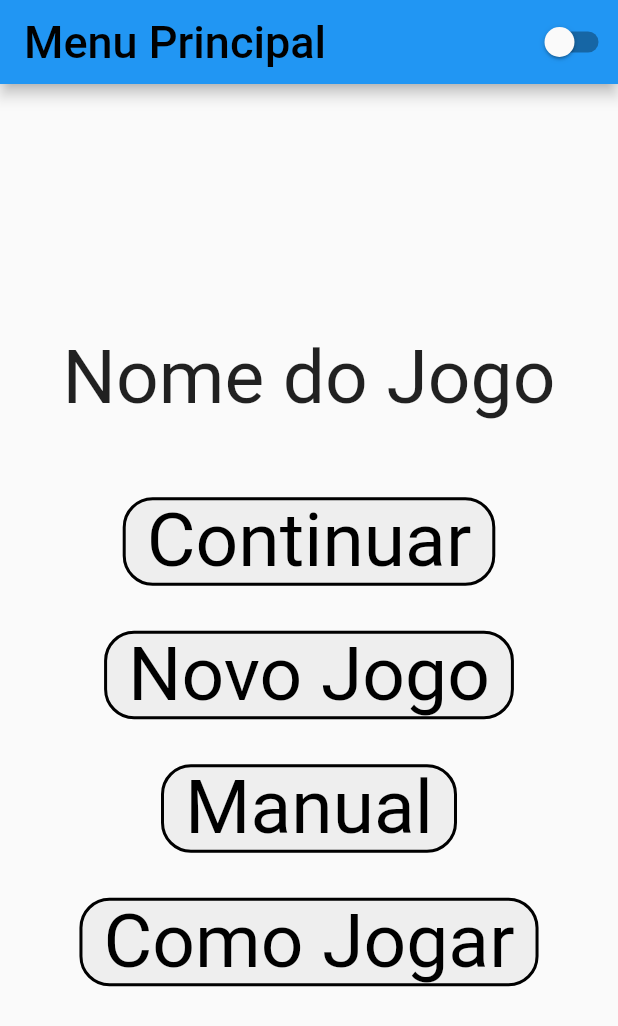
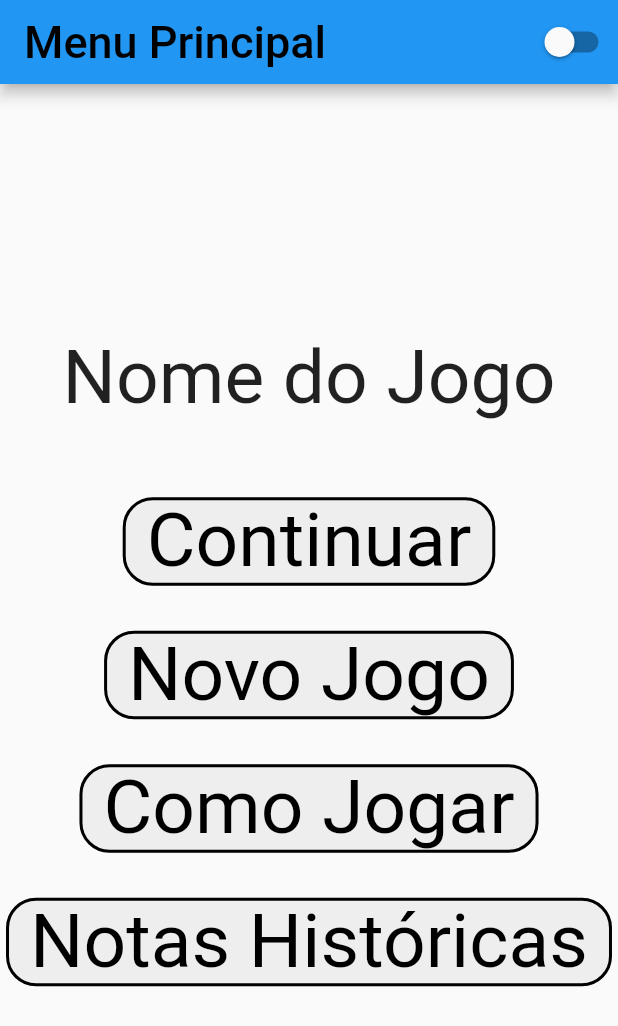
Before and after one commit to gvheisler/app_dccg, a Flutter app: the screen it shows after launch, after a tap on an icon or button, on a phone screen of 412 x 824 dp. Shown: the top 1026 px of the screen. Run offline on Flutter 3.47's test engine with Material 2 defaults, Android fonts, the phone set to English and light mode, and no system bars.

Commit message:
mudança no menu principal

```diff
--- a/lib/main.dart
+++ b/lib/main.dart
@@ -2,5 +2,5 @@ import 'package:app_dccg/app_widget.dart';
 import 'package:flutter/material.dart';
 
 main(){
-  runApp(AppWidget());
+  runApp(const AppWidget());
 }
--- a/lib/pages/home_page.dart
+++ b/lib/pages/home_page.dart
@@ -33,9 +33,9 @@ class _HomePageState extends State<HomePage> {
             SizedBox(height: 30,),
             DefaultButton(text: 'Novo Jogo', route: '/game'),
             SizedBox(height: 30,),
-            DefaultButton(text: 'Manual', route: '/manual'),
+            DefaultButton(text: 'Como Jogar', route: '/htp'),
             SizedBox(height: 30,),
-            DefaultButton(text: 'Como Jogar', route: '/htp'),
+            DefaultButton(text: 'Notas Históricas', route: '/notes'),
           ],
         ),
       )
```
